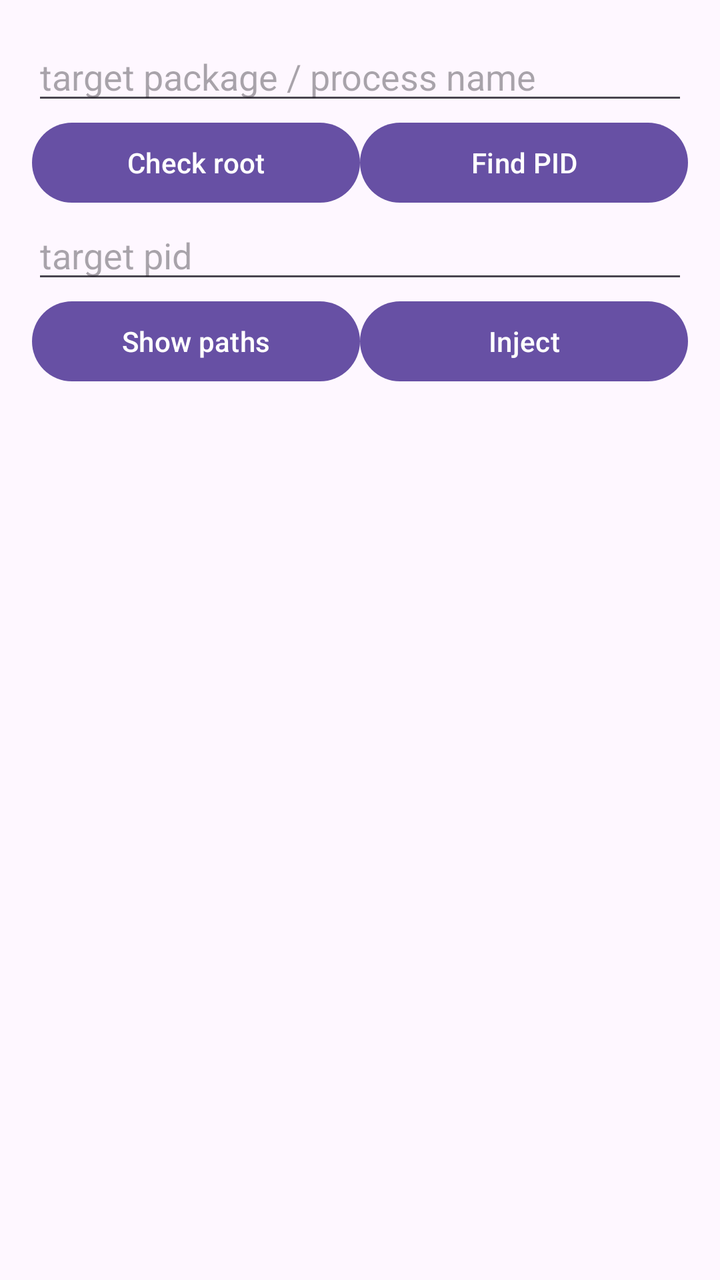
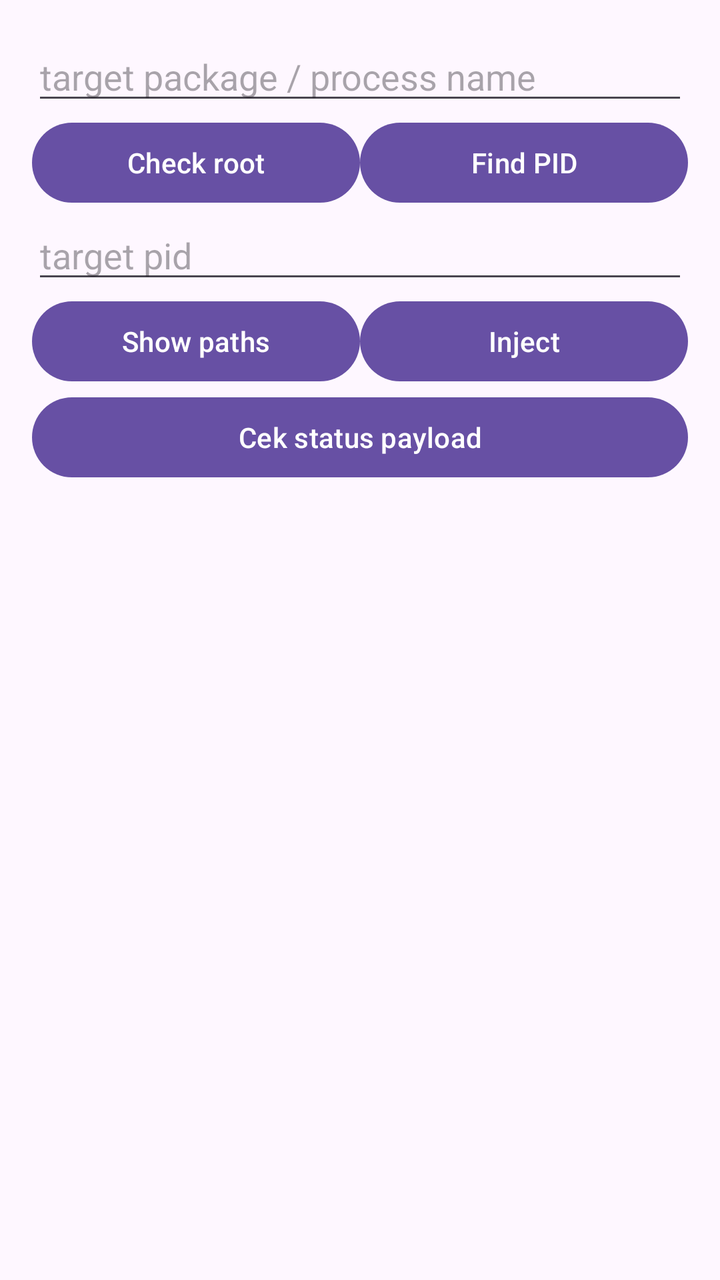

Screens rendered from an Android XML layout before and after an edit, with the pre-edit source and the edit as a unified diff.
<!-- AndroidManifest.xml: application theme Theme.Material3.DayNight.NoActionBar -->
<!-- res/layout/activity_main.xml -->
<?xml version="1.0" encoding="utf-8"?>
<LinearLayout xmlns:android="http://schemas.android.com/apk/res/android"
    android:layout_width="match_parent"
    android:layout_height="match_parent"
    android:orientation="vertical"
    android:padding="16dp">

    <EditText
        android:id="@+id/editProcessName"
        android:layout_width="match_parent"
        android:layout_height="wrap_content"
        android:hint="target package / process name" />

    <LinearLayout
        android:layout_width="match_parent"
        android:layout_height="wrap_content"
        android:orientation="horizontal">

        <Button
            android:id="@+id/btnCheckRoot"
            android:layout_width="0dp"
            android:layout_height="wrap_content"
            android:layout_weight="1"
            android:text="Check root" />

        <Button
            android:id="@+id/btnFindPid"
            android:layout_width="0dp"
            android:layout_height="wrap_content"
            android:layout_weight="1"
            android:text="Find PID" />
    </LinearLayout>

    <EditText
        android:id="@+id/editPid"
        android:layout_width="match_parent"
        android:layout_height="wrap_content"
        android:inputType="number"
        android:hint="target pid" />

    <LinearLayout
        android:layout_width="match_parent"
        android:layout_height="wrap_content"
        android:orientation="horizontal">

        <Button
            android:id="@+id/btnShowPaths"
            android:layout_width="0dp"
            android:layout_height="wrap_content"
            android:layout_weight="1"
            android:text="Show paths" />

        <Button
            android:id="@+id/btnInject"
            android:layout_width="0dp"
            android:layout_height="wrap_content"
            android:layout_weight="1"
            android:text="Inject" />
    </LinearLayout>

    <ScrollView
        android:layout_width="match_parent"
        android:layout_height="0dp"
        android:layout_weight="1">

        <TextView
            android:id="@+id/textLog"
            android:layout_width="match_parent"
            android:layout_height="wrap_content"
            android:fontFamily="monospace"
            android:textIsSelectable="true" />
    </ScrollView>

</LinearLayout>
<!-- resources referenced by this layout -->
<resources>

</resources>

<!-- the commit's change to res/layout/activity_main.xml (unified diff, before → after) -->
@@ -58,6 +58,12 @@
             android:text="Inject" />
     </LinearLayout>
 
+    <Button
+        android:id="@+id/btnCheckStatus"
+        android:layout_width="match_parent"
+        android:layout_height="wrap_content"
+        android:text="Cek status payload" />
+
     <ScrollView
         android:layout_width="match_parent"
         android:layout_height="0dp"
